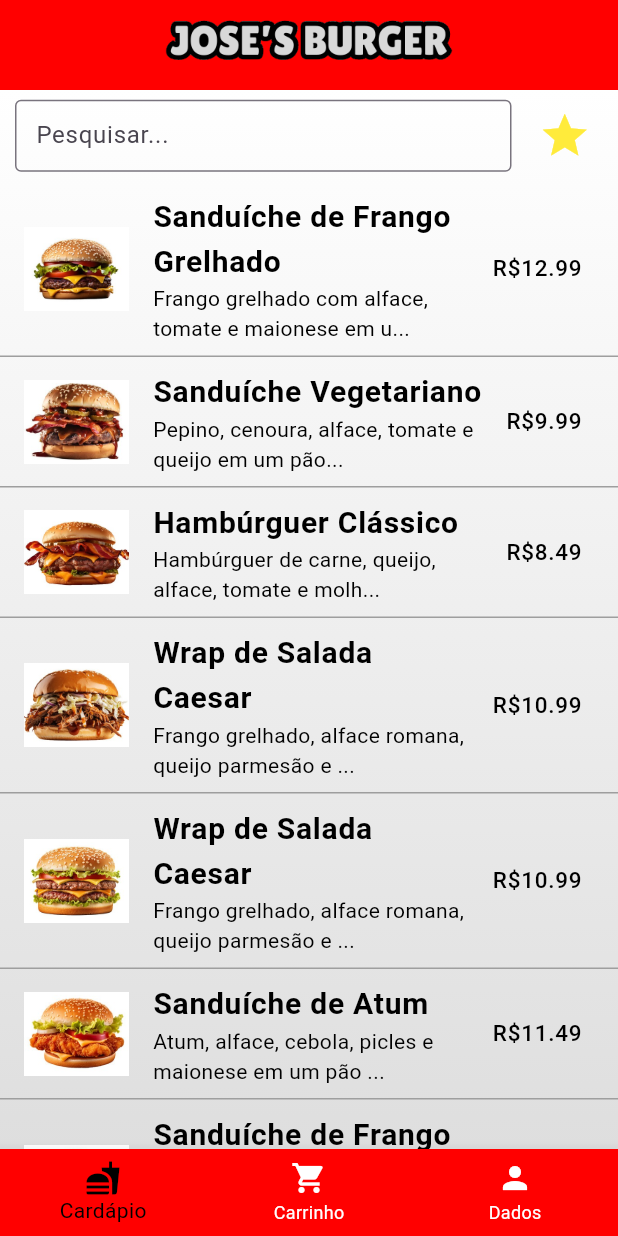
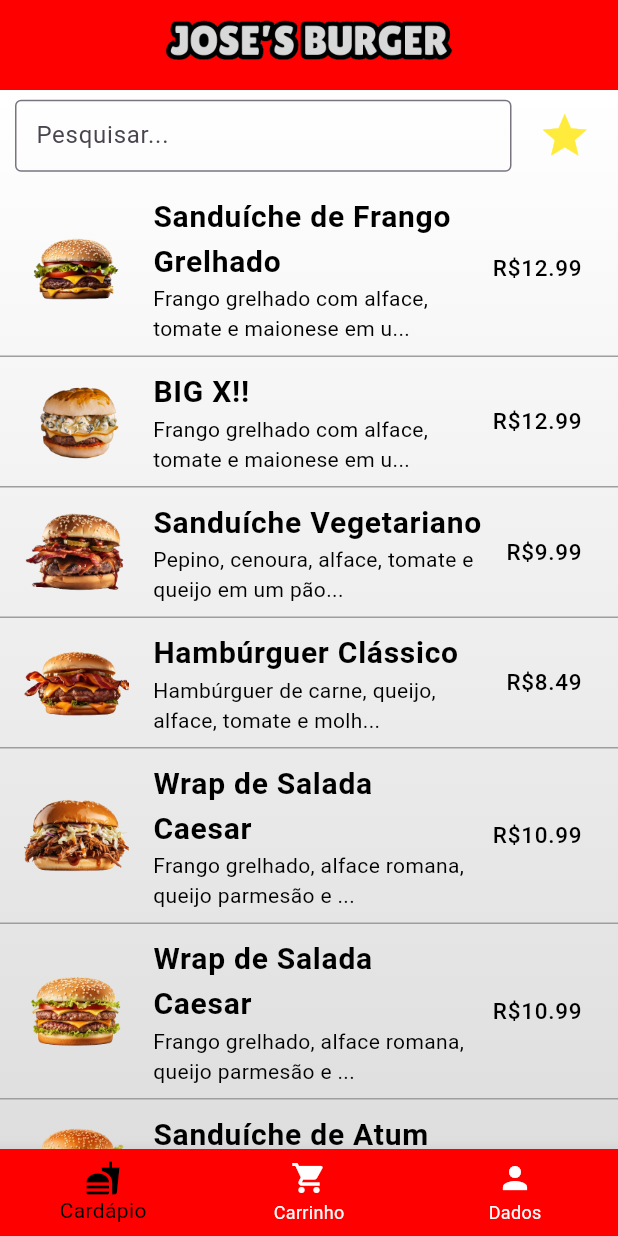
Before and after one commit to caiolara090/Joses_Burger, a Flutter app: the PaginaCardapio screen opened directly with empty values, on a phone screen of 412 x 824 dp. Run offline on Flutter 3.47's test engine with Material 3 defaults, Android fonts, the phone set to English and light mode, and no system bars; our stand-ins replace qr_flutter.

Commit message:
Atualização das imagens do cardápio

```diff
--- a/josesburguer/lib/Cardapio.dart
+++ b/josesburguer/lib/Cardapio.dart
@@ -27,6 +27,13 @@ class _PaginaCardapioState extends State<PaginaCardapio> {
           "Frango grelhado com alface, tomate e maionese em um pão integral.",
       preco: 12.99,
       foto: "assets/H_normal.png"
+    ),
+    Produto(
+      nome: "BIG X!!",
+      descricao:
+          "Frango grelhado com alface, tomate e maionese em um pão integral.",
+      preco: 12.99,
+      foto: "assets/H_X.png"
     ),
     Produto(
       nome: "Sanduíche Vegetariano",
--- a/josesburguer/pubspec.yaml
+++ b/josesburguer/pubspec.yaml
@@ -67,6 +67,7 @@ flutter:
     - assets/B_bacon.png
     - assets/B_normal.png
     - assets/H_2_B.png
+    - assets/H_X.png
     - assets/H_B_bacon.png
     - assets/H_chicken.png
     - assets/H_fish.png
```
Also changed, not shown: josesburguer/assets/B_bacon.png, josesburguer/assets/B_normal.png, josesburguer/assets/Coca.png, josesburguer/assets/Guarana-Photoroom.png-Photoroom.png (added), josesburguer/assets/Guarana.png (deleted), josesburguer/assets/H_2_B.png, josesburguer/assets/H_B_bacon.png, josesburguer/assets/H_X.png (added), josesburguer/assets/H_X_bacon.png, josesburguer/assets/H_chicken.png, josesburguer/assets/H_fish.png, josesburguer/assets/H_normal.png, josesburguer/assets/H_pork.png, josesburguer/assets/H_vegan.png, 3 more files.
